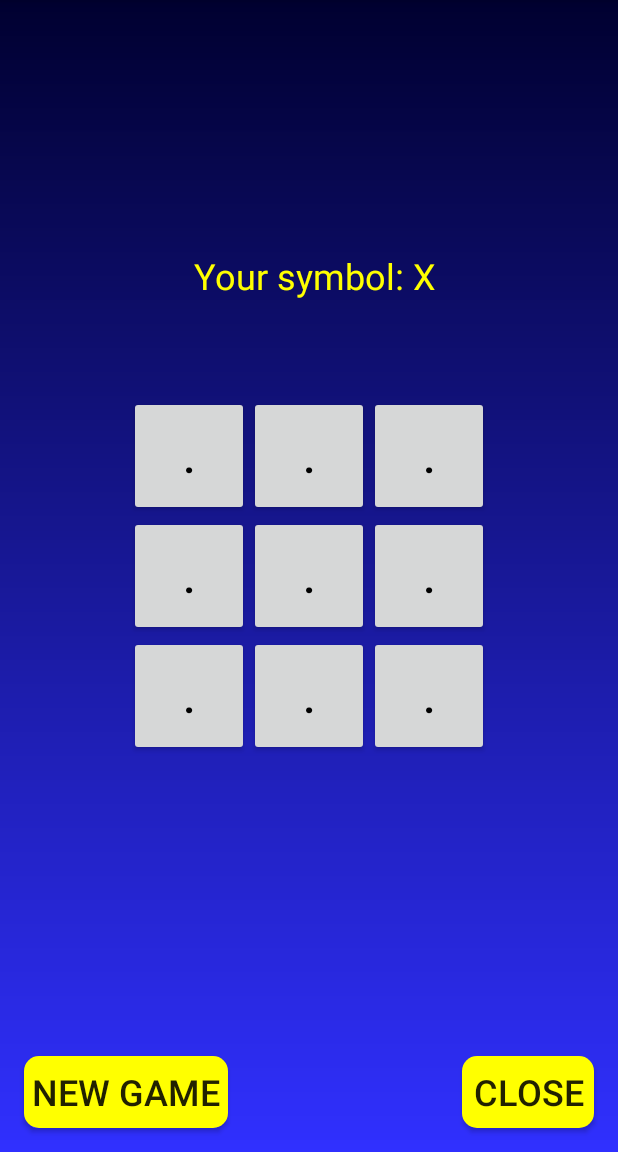
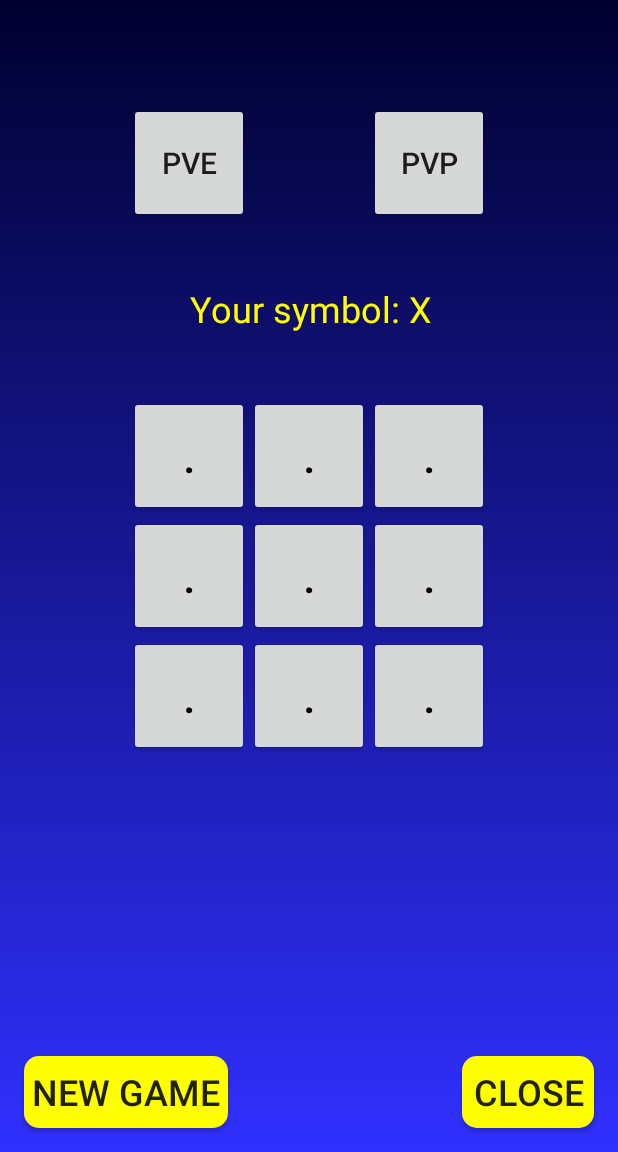
Before and after one commit to LukaszKk/AndroidTicTacToe, an Android app: the screen it shows after launch (MainActivity), after a tap on "NEW GAME", on a phone screen of 412 x 824 dp, the part 84-1236 px from its top. Run offline under Robolectric (Android 15) with nearby library versions, the phone set to English and light mode, and no system bars; 2 other taps on this screen came first.

Commit message:
pvp, pve first version

```diff
--- a/app/src/main/java/com/example/tictactoe/Game.java
+++ b/app/src/main/java/com/example/tictactoe/Game.java
@@ -19,34 +19,41 @@ public class Game {
 
     private final Activity activity;
     private final ButtonWrapper buttonWrapper;
+    private final boolean isPvP;
     private final String playerValue;
     private final String computerValue;
+    private boolean pvpActualPlayer;
     private int availableCount;
 
-    private Game(Activity activity) {
+    private Game(Activity activity, boolean isPvP) {
         this.activity = activity;
         this.buttonWrapper = new ButtonWrapper(activity);
 
-        boolean playerStart = ThreadLocalRandom.current().nextInt(0, 2) == 0;
+        this.isPvP = isPvP;
+        this.pvpActualPlayer = true;
+        boolean playerStart = isPvP || ThreadLocalRandom.current().nextInt(0, 2) == 0;
         this.playerValue = playerStart ? activity.getString(R.string.x_square_value) : activity.getString(R.string.o_square_value);
         this.computerValue = playerStart ? activity.getString(R.string.o_square_value) : activity.getString(R.string.x_square_value);
         this.availableCount = 9;
 
         resetBoard();
         buttonWrapper.initButtonsState();
-        setInfoText();
-        if (!playerStart) {
-            makeMove();
+        if (!isPvP) {
+            setInfoText(String.format(activity.getString(R.string.playerInfo), playerValue));
+            if (!playerStart) {
+                makeMove();
+            }
+        } else {
+            setInfoText(String.format(activity.getString(R.string.turnInfo), playerValue));
         }
     }
 
-    public static Game initialize(Activity activity) {
-        return new Game(activity);
+    public static Game initialize(Activity activity, boolean isPvP) {
+        return new Game(activity, isPvP);
     }
 
-    private void setInfoText() {
+    private void setInfoText(String infoText) {
         TextView infoView = activity.findViewById(R.id.infoView);
-        String infoText = String.format(activity.getString(R.string.playerInfo), playerValue);
         infoView.setText(infoText);
     }
 
@@ -56,18 +63,18 @@ public class Game {
             return;
         }
 
-        makeMove(button);
+        makeMove(button, pvpActualPlayer ? activity.getColor(R.color.red) : activity.getColor(R.color.dark_red));
         if (checkEndCondition(view)) {
             return;
         }
 
-        try {
-            Thread.sleep(200);
-        } catch (InterruptedException e) {
-            e.printStackTrace();
+        if (isPvP) {
+            pvpActualPlayer = !pvpActualPlayer;
+            setInfoText(String.format(activity.getString(R.string.turnInfo), pvpActualPlayer ? playerValue : computerValue));
             return;
         }
 
+        // ai
         makeMove();
         checkEndCondition(view);
     }
@@ -86,10 +93,10 @@ public class Game {
     /**
      * Sets chosen move
      */
-    private void makeMove(Button button) {
+    private void makeMove(Button button, int buttonColor) {
         Element element = Board.findElementOfId(button.getId());
-        Objects.requireNonNull(element).setValue(Player.HUMAN.getValue());
-        buttonWrapper.setButtonTextColor(button, playerValue, activity.getColor(R.color.red));
+        Objects.requireNonNull(element).setValue(pvpActualPlayer ? Player.HUMAN.getValue() : Player.AI.getValue());
+        buttonWrapper.setButtonTextColor(button, pvpActualPlayer ? playerValue : computerValue, buttonColor);
         availableCount--;
     }
 
--- a/app/src/main/java/com/example/tictactoe/MainActivity.java
+++ b/app/src/main/java/com/example/tictactoe/MainActivity.java
@@ -9,6 +9,7 @@ import android.view.animation.AlphaAnimation;
 public class MainActivity extends AppCompatActivity {
 
     private static final AlphaAnimation ALPHA_ANIMATION = new AlphaAnimation(1F, 0.6F);
+    private static boolean isPvP = false;
     private Game game;
 
     @Override
@@ -16,12 +17,24 @@ public class MainActivity extends AppCompatActivity {
         super.onCreate(savedInstanceState);
         setContentView(R.layout.activity_main);
 
-        this.game = Game.initialize(this);
+        this.game = Game.initialize(this, isPvP);
     }
 
     public void newGame(View view) {
         view.startAnimation(ALPHA_ANIMATION);
-        game = Game.initialize(this);
+        game = Game.initialize(this, isPvP);
+    }
+
+    public void newPvP(View view) {
+        isPvP = true;
+        view.startAnimation(ALPHA_ANIMATION);
+        game = Game.initialize(this, isPvP);
+    }
+
+    public void newPvE(View view) {
+        isPvP = false;
+        view.startAnimation(ALPHA_ANIMATION);
+        game = Game.initialize(this, isPvP);
     }
 
     public void finish(View view) {
--- a/app/src/main/res/layout/activity_main.xml
+++ b/app/src/main/res/layout/activity_main.xml
@@ -12,6 +12,38 @@
     app:layout_constraintStart_toStartOf="parent"
     app:layout_constraintTop_toTopOf="parent"
     app:layout_constraintVertical_bias="0.0">
+
+    <Button
+        android:id="@+id/buttonPvP"
+        style="@style/square_style"
+        android:layout_alignParentStart="true"
+        android:layout_alignParentTop="true"
+        android:layout_alignParentEnd="true"
+        android:text="@string/pvp"
+        android:textSize="20sp"
+        android:onClick="newPvP"
+        app:layout_constraintBottom_toTopOf="@+id/button3"
+        app:layout_constraintEnd_toEndOf="@+id/button3"
+        app:layout_constraintHorizontal_bias="0.0"
+        app:layout_constraintStart_toEndOf="@+id/button2"
+        app:layout_constraintTop_toTopOf="parent"
+        app:layout_constraintVertical_bias="0.373" />
+
+    <Button
+        android:id="@+id/buttonPvE"
+        style="@style/square_style"
+        android:layout_alignParentStart="true"
+        android:layout_alignParentTop="true"
+        android:layout_alignParentEnd="true"
+        android:text="@string/pve"
+        android:textSize="20sp"
+        android:onClick="newPvE"
+        app:layout_constraintBottom_toTopOf="@+id/button4"
+        app:layout_constraintEnd_toEndOf="@+id/button4"
+        app:layout_constraintHorizontal_bias="0.0"
+        app:layout_constraintStart_toStartOf="@+id/button4"
+        app:layout_constraintTop_toTopOf="parent"
+        app:layout_constraintVertical_bias="0.374" />
 
     <Button
         android:id="@+id/buttonNewGame"
@@ -134,13 +166,15 @@
         android:id="@+id/infoView"
         android:layout_width="wrap_content"
         android:layout_height="wrap_content"
-        android:layout_marginBottom="64dp"
+        android:layout_marginBottom="30dp"
         android:text=""
+        android:textColor="@color/yellow"
         android:textSize="24sp"
-        android:textColor="@color/yellow"
         app:layout_constraintBottom_toTopOf="@+id/button2"
         app:layout_constraintEnd_toEndOf="@+id/button1"
-        app:layout_constraintHorizontal_bias="0.454"
-        app:layout_constraintStart_toStartOf="@+id/button1" />
+        app:layout_constraintHorizontal_bias="0.487"
+        app:layout_constraintStart_toStartOf="@+id/button1"
+        app:layout_constraintTop_toTopOf="parent"
+        app:layout_constraintVertical_bias="0.94" />
 
 </androidx.constraintlayout.widget.ConstraintLayout>
--- a/app/src/main/res/values/strings.xml
+++ b/app/src/main/res/values/strings.xml
@@ -8,4 +8,7 @@
     <string name="winner">Player %s won!</string>
     <string name="draw">Draw!</string>
     <string name="playerInfo">Your symbol: %s</string>
+    <string name="turnInfo">Turn: %s</string>
+    <string name="pvp">PvP</string>
+    <string name="pve">PvE</string>
 </resources>
```
